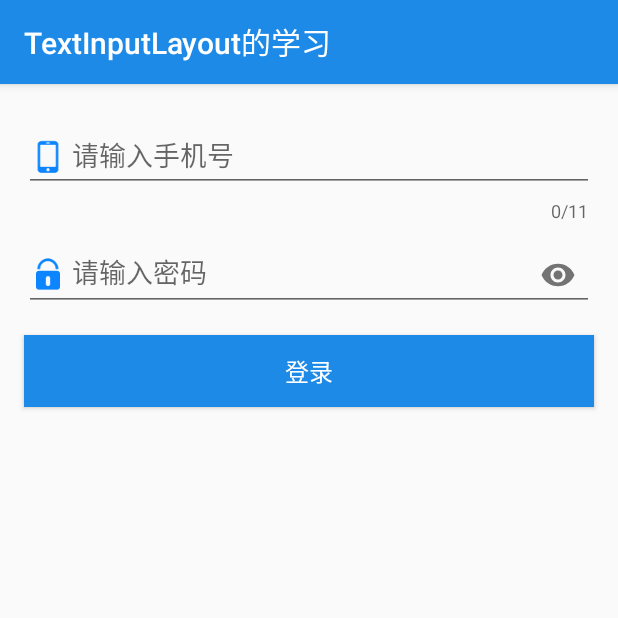
After one commit to love-bk/MaterialDesign_V7, an Android app: the TextInputLayoutActivity screen opened directly, with no data from a screen before it, on a phone screen of 412 x 824 dp, the top half of it. The commit adds this screen. Run offline under Robolectric (Android 15) with nearby library versions, the phone set to English and light mode, and no system bars; our stand-ins replace ButterKnife.

Commit message:
TextInputLayout的学习

```diff
--- a/app/src/main/AndroidManifest.xml
+++ b/app/src/main/AndroidManifest.xml
@@ -64,8 +64,11 @@
             android:name=".fab.FabActivity"
             android:theme="@style/Theme.AppCompat.Light.NoActionBar">
         </activity>
-        <activity android:name=".appbarlayout.AppbarLayoutActivity"
-                  android:theme="@style/Theme.AppCompat.Light.NoActionBar">
+        <activity
+            android:name=".appbarlayout.AppbarLayoutActivity"
+            android:theme="@style/Theme.AppCompat.Light.NoActionBar">
+        </activity>
+        <activity android:name=".textinputlayout.TextInputLayoutActivity">
         </activity>
     </application>
 
--- a/app/src/main/java/com/gjj/gd/materialdesign_v7/MainActivity.java
+++ b/app/src/main/java/com/gjj/gd/materialdesign_v7/MainActivity.java
@@ -13,6 +13,7 @@ import com.gjj.gd.materialdesign_v7.coordinatorlayout.CoordinatorLayoutActivity;
 import com.gjj.gd.materialdesign_v7.fab.FabActivity;
 import com.gjj.gd.materialdesign_v7.snackbar.SnackBarActivity;
 import com.gjj.gd.materialdesign_v7.tablayout.AllTabLayoutActivity;
+import com.gjj.gd.materialdesign_v7.textinputlayout.TextInputLayoutActivity;
 import com.gjj.gd.materialdesign_v7.toolbar.ToolBarActivity;
 
 import butterknife.ButterKnife;
@@ -32,7 +33,7 @@ public class MainActivity extends AppCompatActivity {
 
 
     @OnClick({R.id.tv_col, R.id.tv_toolbar, R.id.tv_tablayout,
-            R.id.constraintlayout_tv01,R.id.tv_appbar,
+            R.id.constraintlayout_tv01,R.id.tv_appbar,R.id.tv_til,
             R.id.color_tv,R.id.tv_snackbar,R.id.tv_cardview,R.id.tv_fab})
     public void onViewClicked(View view) {
         switch (view.getId()) {
@@ -63,8 +64,9 @@ public class MainActivity extends AppCompatActivity {
             case R.id.tv_appbar:
                 intent = new Intent(this, AppbarLayoutActivity.class);
                 break;
-
-
+            case R.id.tv_til:
+                intent = new Intent(this, TextInputLayoutActivity.class);
+                break;
         }
 
         if (intent != null) {
--- /dev/null
+++ b/app/src/main/java/com/gjj/gd/materialdesign_v7/textinputlayout/TextInputLayoutActivity.java
@@ -0,0 +1,29 @@
+package com.gjj.gd.materialdesign_v7.textinputlayout;
+
+import android.os.Bundle;
+import android.support.design.widget.TextInputLayout;
+import android.support.v7.app.AppCompatActivity;
+import android.text.Editable;
+import android.text.TextUtils;
+import android.text.TextWatcher;
+import android.widget.Button;
+import android.widget.EditText;
+
+import com.gjj.gd.materialdesign_v7.R;
+
+import butterknife.BindView;
+import butterknife.ButterKnife;
+import butterknife.OnClick;
+
+public class TextInputLayoutActivity extends AppCompatActivity {
+
+
+    @Override
+    protected void onCreate(Bundle savedInstanceState) {
+        super.onCreate(savedInstanceState);
+        setContentView(R.layout.activity_text_input_layout);
+        ButterKnife.bind(this);
+        setTitle("TextInputLayout的学习");
+    }
+
+}
--- a/app/src/main/res/layout/activity_main.xml
+++ b/app/src/main/res/layout/activity_main.xml
@@ -13,6 +13,10 @@
         android:padding="20dp"
         android:orientation="vertical">
 
+        <TextView
+            android:id="@+id/tv_til"
+            style="@style/Button_style"
+            android:text="@string/til_study"/>
         <TextView
             android:id="@+id/tv_appbar"
             style="@style/Button_style"
--- /dev/null
+++ b/app/src/main/res/layout/activity_text_input_layout.xml
@@ -0,0 +1,56 @@
+<?xml version="1.0" encoding="utf-8"?>
+<LinearLayout xmlns:android="http://schemas.android.com/apk/res/android"
+              xmlns:app="http://schemas.android.com/apk/res-auto"
+              android:layout_width="match_parent"
+              android:layout_height="match_parent"
+              android:focusableInTouchMode="true"
+              android:orientation="vertical">
+
+    <android.support.design.widget.TextInputLayout
+        android:id="@+id/til_mobile"
+        android:layout_width="match_parent"
+        android:layout_height="wrap_content"
+        android:layout_marginTop="@dimen/dp_16"
+        android:layout_marginLeft="@dimen/dp_16"
+        android:layout_marginRight="@dimen/dp_16"
+        app:counterEnabled="true"
+        app:counterMaxLength="11"
+        app:counterOverflowTextAppearance="@style/TextOverCount">
+        <android.support.design.widget.TextInputEditText
+            android:id="@+id/et_mobile"
+            android:layout_width="match_parent"
+            android:layout_height="wrap_content"
+            android:drawableLeft="@mipmap/ic_mobile"
+            android:drawableStart="@mipmap/ic_mobile"
+            android:drawablePadding="@dimen/dp_4"
+            android:gravity="center_vertical"
+            android:inputType="number"
+            android:hint="请输入手机号"/>
+    </android.support.design.widget.TextInputLayout>
+    <android.support.design.widget.TextInputLayout
+        android:id="@+id/til_password"
+        android:layout_width="match_parent"
+        android:layout_height="wrap_content"
+        android:layout_marginRight="@dimen/dp_16"
+        android:layout_marginLeft="@dimen/dp_16"
+        app:passwordToggleEnabled="true">
+        <android.support.design.widget.TextInputEditText
+            android:layout_width="match_parent"
+            android:layout_height="wrap_content"
+            android:drawableLeft="@mipmap/ic_password"
+            android:drawableStart="@mipmap/ic_password"
+            android:drawablePadding="@dimen/dp_4"
+            android:gravity="center_vertical"
+            android:hint="请输入密码"
+            android:inputType="textPassword"/>
+    </android.support.design.widget.TextInputLayout>
+    <Button
+        android:layout_width="match_parent"
+        android:layout_height="wrap_content"
+        android:layout_margin="@dimen/dp_16"
+        android:onClick="onClickLogin"
+        android:text="登录"
+        android:textColor="@color/white"
+        android:textSize="@dimen/sp_16"
+        android:background="@color/color_blue"/>
+</LinearLayout>
--- a/app/src/main/res/values/colors.xml
+++ b/app/src/main/res/values/colors.xml
@@ -2,7 +2,7 @@
 <resources>
     <color name="colorPrimary">#1E8AE8</color>
     <color name="colorPrimaryDark">#176EB9</color>
-    <color name="colorAccent">#FFB805</color>
+    <color name="colorAccent">#1E8AE8</color>
     <color name="color_31c27c">#31c27c</color>
     <color name="color_0176da">#0176da</color>
     <color name="color_005eaa">#005eaa</color>
@@ -32,4 +32,6 @@
     <color name="orange">#f6a71f</color>
     <color name="DarkCyan">#028a89</color>
     <color name="white">#fff</color>
+    <color name="colorHint">#bcb8b8</color>
+    <color name="color_blue">#1E8AE8</color>
 </resources>
--- a/app/src/main/res/values/dimens.xml
+++ b/app/src/main/res/values/dimens.xml
@@ -2,4 +2,7 @@
     <!-- Default screen margins, per the Android Design guidelines. -->
     <dimen name="activity_horizontal_margin">16dp</dimen>
     <dimen name="activity_vertical_margin">16dp</dimen>
+    <dimen name="dp_16">16dp</dimen>
+    <dimen name="dp_4">4dp</dimen>
+    <dimen name="sp_16">16sp</dimen>
 </resources>
--- a/app/src/main/res/values/strings.xml
+++ b/app/src/main/res/values/strings.xml
@@ -42,6 +42,7 @@
     <string name="cardview_study">CardView的学习</string>
     <string name="fab_study">FloatingActionButton的学习</string>
     <string name="appbar_study">AppBarLayout的学习</string>
+    <string name="til_study">TextInputLayout的学习</string>
     <string name="toolbar_study">ToolBar的学习</string>
     <string name="tablayout_study">TabLayout的学习</string>
     <string name="snackbar_study">SnackBar的学习</string>
--- a/app/src/main/res/values/styles.xml
+++ b/app/src/main/res/values/styles.xml
@@ -2,16 +2,17 @@
 
     <!-- Base application theme. -->
     <!--<style name="AppTheme" parent="Theme.AppCompat.Light.DarkActionBar">-->
-        <!--&lt;!&ndash; Customize your theme here. &ndash;&gt;-->
-        <!--<item name="colorPrimary">@color/colorPrimary</item>-->
-        <!--<item name="colorPrimaryDark">@color/colorPrimaryDark</item>-->
-        <!--<item name="colorAccent">@color/colorAccent</item>-->
+    <!--&lt;!&ndash; Customize your theme here. &ndash;&gt;-->
+    <!--<item name="colorPrimary">@color/colorPrimary</item>-->
+    <!--<item name="colorPrimaryDark">@color/colorPrimaryDark</item>-->
+    <!--<item name="colorAccent">@color/colorAccent</item>-->
     <!--</style>-->
 
     <style name="AppTheme" parent="AppBaseTheme">
 
 
     </style>
+
     <style name="AppBaseTheme" parent="Theme.AppCompat.Light.DarkActionBar">
 
         <!-- customize the color palette -->
@@ -25,8 +26,6 @@
     <style name="Theme.ToolBar.Base" parent="Theme.AppCompat.Light.NoActionBar">
         <item name="android:textColorPrimary">@color/color_red</item>
     </style>
-
-
 
 
     <!--三点变为白色的-->
@@ -44,6 +43,7 @@
         <item name="android:layout_marginTop">10dp</item>
         <item name="android:textSize">18sp</item>
     </style>
+
     <style name="Tvt_Style">
         <item name="android:layout_width">match_parent</item>
         <item name="android:layout_height">wrap_content</item>
@@ -66,6 +66,7 @@
         <item name="android:background">@drawable/item_ll</item>
 
     </style>
+
     <style name="Popwindow_Style">
         <item name="android:layout_width">wrap_content</item>
         <item name="android:layout_height">wrap_content</item>
@@ -79,6 +80,7 @@
     <style name="MyCustomTabLayout" parent="Widget.Design.TabLayout">
         <item name="tabTextAppearance">@style/MyCustomTabTextAppearance</item>
     </style>
+
     <style name="MyCustomTabTextAppearance" parent="TextAppearance.Design.Tab">
         <item name="android:textSize">14sp</item>
         <item name="android:textColor">?android:textColorSecondary</item>
@@ -99,4 +101,19 @@
     </style>
 
 
+    <style name="TextOverCount" parent="Base.TextAppearance.AppCompat.Light.Widget.PopupMenu.Small">
+        <item name="android:textColor">@color/color_red</item>
+    </style>
+
+    <style name="TextCount" parent="Base.TextAppearance.AppCompat.Light.Widget.PopupMenu.Small">
+        <item name="android:textColor">@color/color_blue</item>
+    </style>
+
+    <style name="HintTextStyle" parent="Base.TextAppearance.AppCompat.Light.Widget.PopupMenu.Small">
+        <item name="android:textSize">18sp</item>
+        <item name="android:textColor">@color/color_blue</item>
+
+    </style>
+
+
 </resources>
```
Also changed, not shown: app/src/main/res/mipmap-xhdpi/ic_mobile.png (added), app/src/main/res/mipmap-xhdpi/ic_password.png (added).
